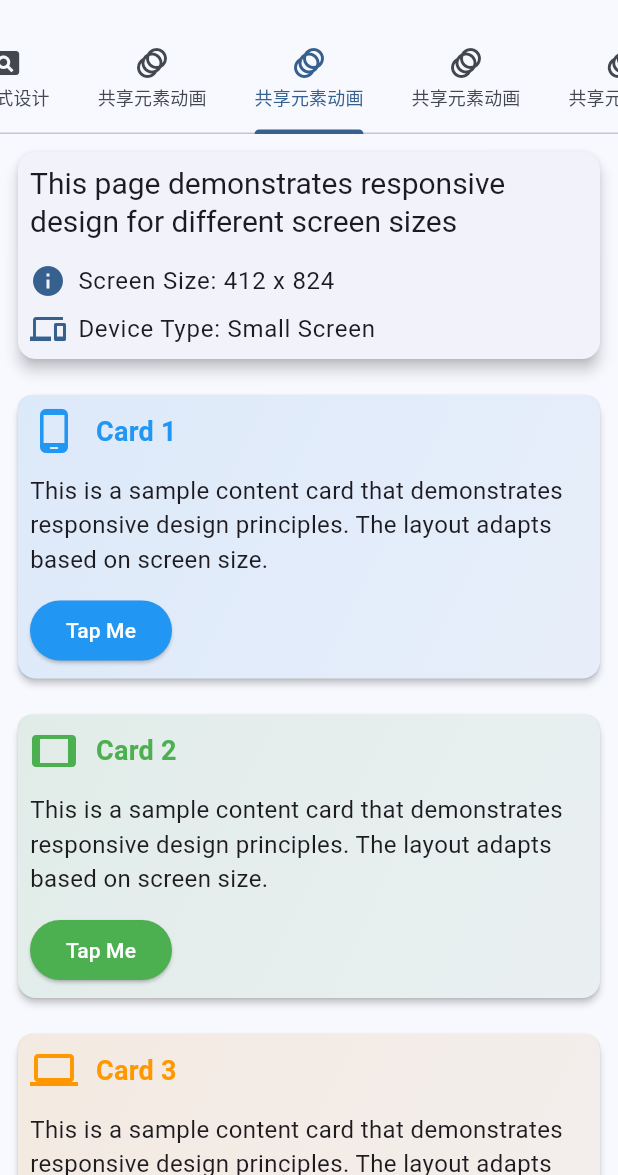
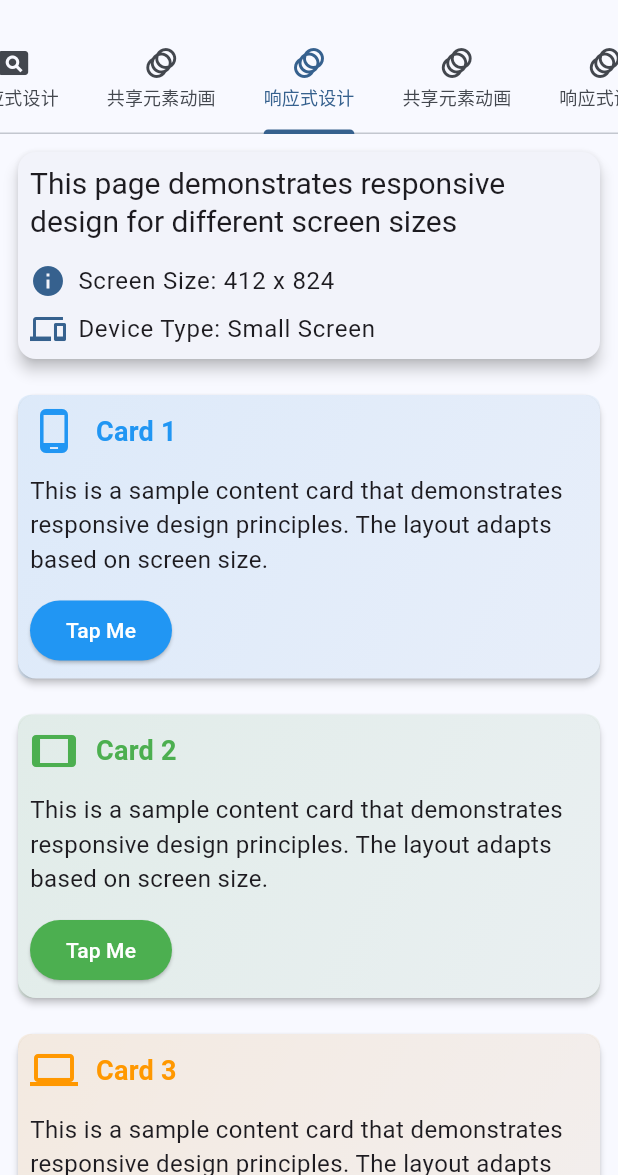
Before and after one commit to JohniFirst/flutter_basic_rep, a Flutter app: the ExamplesCollectionPage screen opened directly, tab 5 chosen, on a phone screen of 412 x 824 dp, the part 61-1236 px from its top. Run offline on Flutter 3.47's test engine with Material 3 defaults, Android fonts, the phone set to English and light mode, and no system bars; our stand-ins replace flutter_secure_storage, shared_preferences; accounts and stored records are empty.

Commit message:
修改tab页导航标题

```diff
--- a/lib/screens/home_page/examples_collection_page.dart
+++ b/lib/screens/home_page/examples_collection_page.dart
@@ -44,9 +44,9 @@ class _ExamplesCollectionPageState extends State<ExamplesCollectionPage>
             Tab(icon: Icon(Icons.assignment), text: '表单示例'),
             Tab(icon: Icon(Icons.pageview), text: '响应式设计'),
             Tab(icon: Icon(Icons.animation), text: '共享元素动画'),
+            Tab(icon: Icon(Icons.animation), text: '响应式设计'),
             Tab(icon: Icon(Icons.animation), text: '共享元素动画'),
-            Tab(icon: Icon(Icons.animation), text: '共享元素动画'),
-            Tab(icon: Icon(Icons.animation), text: '共享元素动画'),
+            Tab(icon: Icon(Icons.animation), text: '响应式设计'),
           ],
         ),
       ),
```
